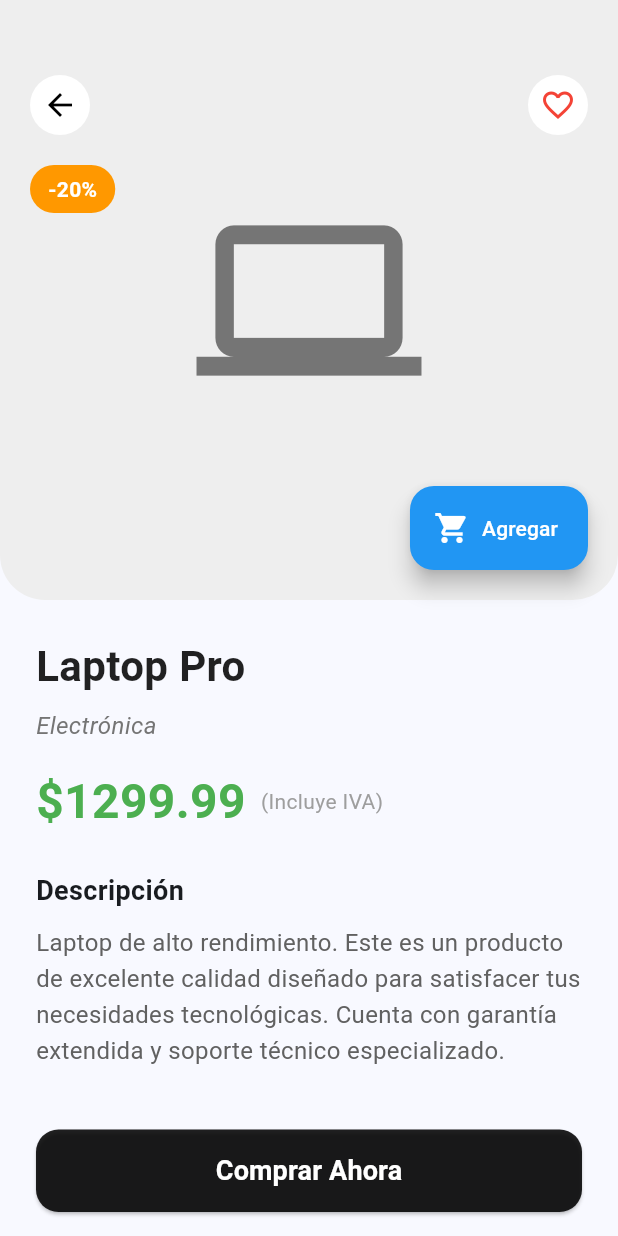
After one commit to Adrian-Caiza/AppCatalogoProductos, a Flutter app: the screen it shows after launch, after a tap on "Laptop Pro", on a phone screen of 412 x 824 dp. The commit adds this screen. Run offline on Flutter 3.47's test engine with Material 3 defaults, Android fonts, the phone set to English and light mode, and no system bars.

Commit message:
producto detalle agregado

```diff
--- /dev/null
+++ b/lib/screens/producto_detalle_screen.dart
@@ -0,0 +1,217 @@
+import 'package:flutter/material.dart';
+import '../models/producto.dart';
+
+class ProductoDetalleScreen extends StatelessWidget {
+  final Producto producto;
+
+  const ProductoDetalleScreen({super.key, required this.producto});
+
+  @override
+  Widget build(BuildContext context) {
+    return Scaffold(
+      // Extendemos el cuerpo detrás del AppBar (aunque usaremos botones personalizados)
+      body: SingleChildScrollView(
+        child: Column(
+          crossAxisAlignment: CrossAxisAlignment.start,
+          children: [
+            // PARTE SUPERIOR: Imagen y elementos superpuestos con Stack
+            Stack(
+              children: [
+                // 1. Imagen grande de fondo (simulada con un contenedor e icono)
+                Container(
+                  height: 400,
+                  width: double.infinity,
+                  decoration: BoxDecoration(
+                    color: Colors.grey[200],
+                    borderRadius: const BorderRadius.only(
+                      bottomLeft: Radius.circular(30),
+                      bottomRight: Radius.circular(30),
+                    ),
+                  ),
+                  child: Hero(
+                    tag: producto.id, // Animación Hero para transición suave
+                    child: Icon(
+                      _getIcono(producto.imagenUrl),
+                      size: 150,
+                      color: Colors.grey[600],
+                    ),
+                  ),
+                ),
+
+                // 2. Botón "Volver atrás" (Esquina superior izquierda)
+                Positioned(
+                  top: 50,
+                  left: 20,
+                  child: CircleAvatar(
+                    backgroundColor: Colors.white,
+                    child: IconButton(
+                      icon: const Icon(Icons.arrow_back, color: Colors.black),
+                      onPressed: () => Navigator.pop(context),
+                    ),
+                  ),
+                ),
+
+                // 3. Badge de descuento (Opcional - Esquina superior izquierda debajo de volver)
+                Positioned(
+                  top: 110,
+                  left: 20,
+                  child: Container(
+                    padding: const EdgeInsets.symmetric(horizontal: 12, vertical: 6),
+                    decoration: BoxDecoration(
+                      color: Colors.orange,
+                      borderRadius: BorderRadius.circular(20),
+                    ),
+                    child: const Text(
+                      '-20%',
+                      style: TextStyle(
+                        color: Colors.white,
+                        fontWeight: FontWeight.bold,
+                      ),
+                    ),
+                  ),
+                ),
+
+                // 4. Ícono de corazón (favorito) (Esquina superior derecha)
+                Positioned(
+                  top: 50,
+                  right: 20,
+                  child: CircleAvatar(
+                    backgroundColor: Colors.white,
+                    child: IconButton(
+                      icon: const Icon(Icons.favorite_border, color: Colors.red),
+                      onPressed: () {},
+                    ),
+                  ),
+                ),
+
+                // 5. Botón flotante "Agregar al carrito" (Esquina inferior derecha sobre la imagen)
+                Positioned(
+                  bottom: 20, // Ajuste para que quede medio adentro medio afuera si se desea, o totalmente dentro
+                  right: 20,
+                  child: FloatingActionButton.extended(
+                    onPressed: () {
+                      ScaffoldMessenger.of(context).showSnackBar(
+                        SnackBar(content: Text('${producto.nombre} agregado al carrito')),
+                      );
+                    },
+                    backgroundColor: Colors.blue,
+                    icon: const Icon(Icons.shopping_cart, color: Colors.white),
+                    label: const Text("Agregar", style: TextStyle(color: Colors.white)),
+                  ),
+                ),
+              ],
+            ),
+
+            // PARTE INFERIOR: Información en Column
+            Padding(
+              padding: const EdgeInsets.all(24.0),
+              child: Column(
+                crossAxisAlignment: CrossAxisAlignment.start,
+                children: [
+                  // Nombre del producto
+                  Text(
+                    producto.nombre,
+                    style: const TextStyle(
+                      fontSize: 28,
+                      fontWeight: FontWeight.bold,
+                      color: Colors.black87,
+                    ),
+                  ),
+                  const SizedBox(height: 8),
+
+                  // Categoría
+                  Text(
+                    producto.categoria,
+                    style: TextStyle(
+                      fontSize: 16,
+                      color: Colors.grey[600],
+                      fontStyle: FontStyle.italic,
+                    ),
+                  ),
+                  const SizedBox(height: 16),
+
+                  // Precio
+                  Row(
+                    children: [
+                      Text(
+                        '\$${producto.precio.toStringAsFixed(2)}',
+                        style: const TextStyle(
+                          fontSize: 32,
+                          fontWeight: FontWeight.bold,
+                          color: Colors.green,
+                        ),
+                      ),
+                      const SizedBox(width: 10),
+                      const Text(
+                        '(Incluye IVA)',
+                        style: TextStyle(color: Colors.grey),
+                      ),
+                    ],
+                  ),
+                  const SizedBox(height: 24),
+
+                  // Título Descripción
+                  const Text(
+                    "Descripción",
+                    style: TextStyle(
+                      fontSize: 18,
+                      fontWeight: FontWeight.bold,
+                    ),
+                  ),
+                  const SizedBox(height: 10),
+
+                  // Texto Descripción detallada
+                  Text(
+                    "${producto.descripcion}. Este es un producto de excelente calidad diseñado para satisfacer tus necesidades tecnológicas. Cuenta con garantía extendida y soporte técnico especializado.",
+                    style: TextStyle(
+                      fontSize: 16,
+                      height: 1.5,
+                      color: Colors.grey[700],
+                    ),
+                  ),
+                  const SizedBox(height: 40),
+
+                  // Botón de Compra Adicional (Ancho completo)
+                  SizedBox(
+                    width: double.infinity,
+                    height: 55,
+                    child: ElevatedButton(
+                      onPressed: () {},
+                      style: ElevatedButton.styleFrom(
+                        backgroundColor: Colors.black87,
+                        shape: RoundedRectangleBorder(
+                          borderRadius: BorderRadius.circular(15),
+                        ),
+                      ),
+                      child: const Text(
+                        "Comprar Ahora",
+                        style: TextStyle(
+                          fontSize: 18,
+                          color: Colors.white,
+                          fontWeight: FontWeight.bold,
+                        ),
+                      ),
+                    ),
+                  ),
+                ],
+              ),
+            ),
+          ],
+        ),
+      ),
+    );
+  }
+
+  // Método auxiliar para obtener iconos (duplicado para mantener independencia visual)
+  IconData _getIcono(String tipo) {
+    switch (tipo) {
+      case 'laptop': return Icons.laptop;
+      case 'headphones': return Icons.headphones;
+      case 'watch': return Icons.watch;
+      case 'camera': return Icons.camera_alt;
+      case 'keyboard': return Icons.keyboard;
+      case 'mouse': return Icons.mouse;
+      default: return Icons.shopping_bag;
+    }
+  }
+}
--- a/lib/widgets/producto_card.dart
+++ b/lib/widgets/producto_card.dart
@@ -1,5 +1,6 @@
 import 'package:flutter/material.dart';
 import '../models/producto.dart';
+import '../screens/producto_detalle_screen.dart'; // Importamos la nueva pantalla
 
 class ProductoCard extends StatelessWidget {
   final Producto producto;
@@ -11,7 +12,17 @@ class ProductoCard extends StatelessWidget {
 
   @override
   Widget build(BuildContext context) {
-    return Container(
+    return GestureDetector( // Agregamos detector de gestos
+      onTap: () {
+        // Navegación a la pantalla de detalle
+        Navigator.push(
+          context,
+          MaterialPageRoute(
+            builder: (context) => ProductoDetalleScreen(producto: producto),
+          ),
+        );
+      },
+      child: Container(
         // CONTAINER: Widget para decoración y dimensiones
         decoration: BoxDecoration(
           color: Colors.white,
@@ -42,10 +53,13 @@ class ProductoCard extends StatelessWidget {
                         top: Radius.circular(16),
                       ),
                     ),
+                    child: Hero( // Agregamos Hero para animación compartida
+                      tag: producto.id,
                       child: Icon(
                         _getIcono(producto.imagenUrl),
                         size: 60,
                         color: Colors.grey[600],
+                      ),
                     ),
                   ),
                 ),
@@ -131,6 +145,7 @@ class ProductoCard extends StatelessWidget {
             ),
           ],
         ),
+      ),
     );
   }
 
```
Lines whose indentation alone changed are shown as unchanged.
